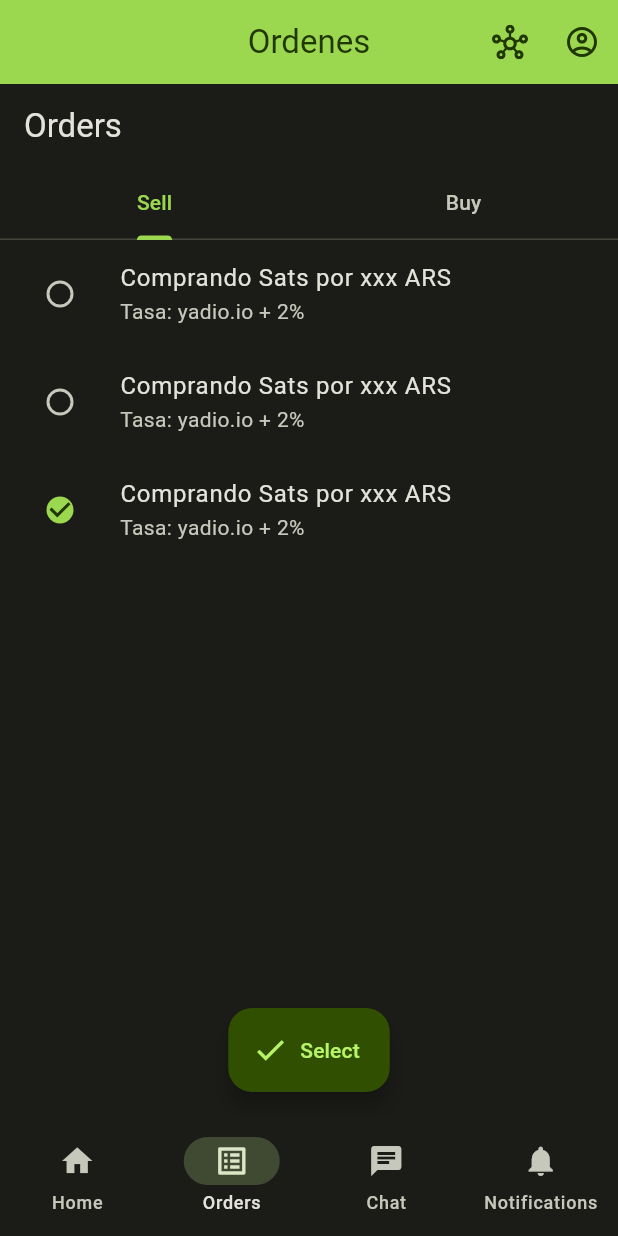
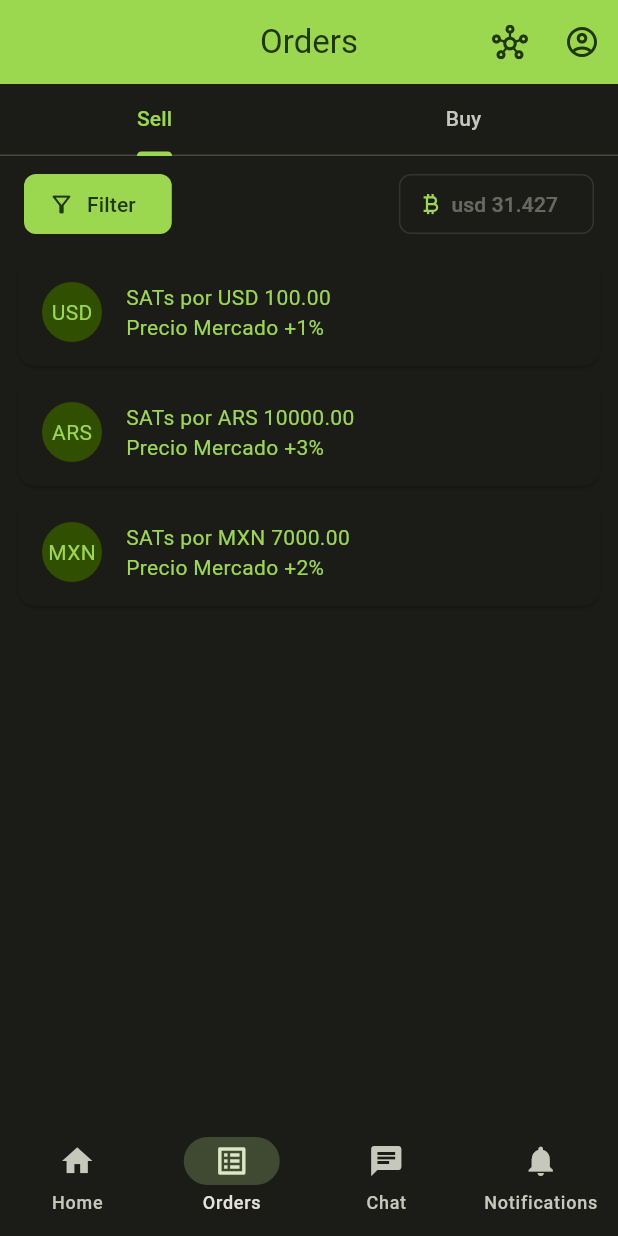
Before and after one commit to cipherchabon/mostro_app, a Flutter app: the OrdersView screen opened by its route, on a phone screen of 412 x 824 dp. Run offline on Flutter 3.47's test engine with Material 2 defaults, Android fonts, the phone set to English and light mode, and no system bars; our stand-ins replace flutter_rating_bar, flutter_riverpod, flutter_svg, freezed_annotation, go_router, riverpod_annotation; generated files the repository leaves out were written again.

Commit message:
refactor: orders sell ui/ux v2

```diff
--- a/lib/routing/shell_scaffold.dart
+++ b/lib/routing/shell_scaffold.dart
@@ -85,11 +85,11 @@ class _ShellScaffoldState extends State<ShellScaffold> {
       case AppRoute.home:
         return 'Mostro';
       case AppRoute.orders:
-        return 'Ordenes';
+        return 'Orders';
       case AppRoute.chat:
         return 'Chat';
       case AppRoute.notifications:
-        return 'Notificaciones';
+        return 'Notifications';
       default:
         return '';
     }
--- a/lib/screens/orders/orders_view.dart
+++ b/lib/screens/orders/orders_view.dart
@@ -1,9 +1,9 @@
-// ignore_for_file: prefer_const_constructors
+import 'package:flutter/material.dart';
+import 'package:flutter_svg/svg.dart';
 
-import 'package:flutter/material.dart';
-import 'package:go_router/go_router.dart';
-
-import '../../routing/routes.dart';
+import '../../asset_paths/icon_paths.dart';
+import '../../widgets/gaps.dart';
+import 'sell_order_tile.dart';
 
 class OrdersView extends StatelessWidget {
   const OrdersView({
@@ -15,12 +15,9 @@ class OrdersView extends StatelessWidget {
     return DefaultTabController(
       length: 2,
       child: Scaffold(
-          appBar: AppBar(
-            centerTitle: false,
-            title: const Text(
-              'Orders',
-            ),
-            bottom: const TabBar(
+        body: Column(
+          children: const [
+            TabBar(
               tabs: [
                 Tab(
                   text: 'Sell',
@@ -30,69 +27,95 @@ class OrdersView extends StatelessWidget {
                 ),
               ],
             ),
-          ),
-          body: const TabBarView(
+            Expanded(
+              child: TabBarView(
                 children: [
-              SellOrderList(),
-              BuyOrderList(),
+                  SellingView(),
+                  BuyingView(),
                 ],
               ),
-          floatingActionButtonLocation:
-              FloatingActionButtonLocation.centerFloat,
-          floatingActionButton: FloatingActionButton.extended(
-            onPressed: () {
-              context.pushNamed(AppRoute.orderDetail.name);
-            },
-            label: const Text('Select'),
-            icon: const Icon(Icons.check),
-          )),
+            ),
+          ],
+        ),
+      ),
     );
   }
 }
 
-class SellOrderList extends StatelessWidget {
-  const SellOrderList({
+class SellingView extends StatelessWidget {
+  const SellingView({
     super.key,
   });
 
   @override
   Widget build(BuildContext context) {
-    return ListView(
+    return Padding(
+      padding: const EdgeInsets.all(8.0),
+      child: Column(
         children: [
-        ListTile(
-          leading: Checkbox(
-            value: false,
-            shape: const CircleBorder(),
-            onChanged: (_) {},
+          Row(
+            children: [
+              gapW8,
+              FilledButton.icon(
+                style: ButtonStyle(
+                  shape: MaterialStateProperty.all(
+                    RoundedRectangleBorder(
+                      borderRadius: BorderRadius.circular(8),
                     ),
-          title: Text('Comprando Sats por xxx ARS'),
-          subtitle: Text('Tasa: yadio.io + 2%'),
                   ),
-        ListTile(
-          leading: Checkbox(
-            value: false,
-            shape: const CircleBorder(),
-            onChanged: (_) {},
                 ),
-          title: Text('Comprando Sats por xxx ARS'),
-          subtitle: Text('Tasa: yadio.io + 2%'),
+                onPressed: () {},
+                icon: const Icon(Icons.filter_alt_outlined),
+                label: const Text(
+                  'Filter',
                 ),
-        ListTile(
-          leading: Checkbox(
-            value: true,
-            shape: const CircleBorder(),
-            onChanged: (_) {},
               ),
-          title: Text('Comprando Sats por xxx ARS'),
-          subtitle: Text('Tasa: yadio.io + 2%'),
+              const Spacer(),
+              OutlinedButton.icon(
+                onPressed: null,
+                icon: SvgPicture.asset(
+                  currencyBitcoinIcon,
+                  colorFilter: ColorFilter.mode(
+                    Theme.of(context).colorScheme.primary,
+                    BlendMode.srcIn,
+                  ),
+                ),
+                label: const Text('usd 31.427'),
+                style: ButtonStyle(
+                  shape: MaterialStateProperty.all(
+                    RoundedRectangleBorder(
+                      borderRadius: BorderRadius.circular(8),
+                    ),
+                  ),
+                ),
+              ),
+              gapW8,
+            ],
+          ),
+          gapH8,
+          const SellOrderTile(
+            fiatTicker: 'USD',
+            fiatAmount: 100,
+            premium: 1,
+          ),
+          const SellOrderTile(
+            fiatTicker: 'ARS',
+            fiatAmount: 10000,
+            premium: 3,
+          ),
+          const SellOrderTile(
+            fiatTicker: 'MXN',
+            fiatAmount: 7000,
+            premium: 2,
           ),
         ],
+      ),
     );
   }
 }
 
-class BuyOrderList extends StatelessWidget {
-  const BuyOrderList({
+class BuyingView extends StatelessWidget {
+  const BuyingView({
     super.key,
   });
 
--- /dev/null
+++ b/lib/screens/orders/sell_order_tile.dart
@@ -0,0 +1,152 @@
+// ignore_for_file: prefer_const_constructors, prefer_const_literals_to_create_immutables
+
+import 'package:flutter/material.dart';
+import 'package:flutter_rating_bar/flutter_rating_bar.dart';
+import 'package:mostro_app/widgets/gaps.dart';
+
+class SellOrderTile extends StatefulWidget {
+  final String fiatTicker;
+  final double fiatAmount;
+  final double premium;
+
+  const SellOrderTile({
+    super.key,
+    required this.fiatTicker,
+    required this.fiatAmount,
+    required this.premium,
+  });
+
+  @override
+  State<SellOrderTile> createState() => _SellOrderTileState();
+}
+
+class _SellOrderTileState extends State<SellOrderTile> {
+  bool isExpanded = false;
+  @override
+  Widget build(BuildContext context) {
+    return Card(
+      child: Padding(
+        padding: const EdgeInsets.symmetric(vertical: 8),
+        child: Theme(
+          data: Theme.of(context).copyWith(
+            splashColor: Colors.transparent,
+            highlightColor: Colors.transparent,
+            hoverColor: Colors.transparent,
+          ),
+          child: ExpansionTile(
+            onExpansionChanged: (value) {
+              setState(() {
+                isExpanded = value;
+              });
+            },
+            leading: CircleAvatar(
+              child: Text(
+                widget.fiatTicker,
+                style: Theme.of(context)
+                    .textTheme
+                    .bodyMedium
+                    ?.copyWith(color: Theme.of(context).colorScheme.primary),
+              ),
+            ),
+            title: Column(
+              crossAxisAlignment: CrossAxisAlignment.start,
+              children: [
+                if (isExpanded)
+                  Row(
+                    children: [
+                      Text(
+                        'Dany',
+                        style: Theme.of(context).textTheme.bodyMedium?.copyWith(
+                            color: Theme.of(context).colorScheme.primary),
+                      ),
+                      const Spacer(),
+                      Container(
+                        transform: Matrix4.translationValues(28, 0, 0),
+                        child: Row(
+                          children: [
+                            RatingBar(
+                              itemSize: 16,
+                              initialRating: 3,
+                              ignoreGestures: true,
+                              allowHalfRating: true,
+                              ratingWidget: RatingWidget(
+                                full: Icon(Icons.star),
+                                half: Icon(Icons.star_half),
+                                empty: Icon(Icons.star_border),
+                              ),
+                              onRatingUpdate: (_) {},
+                            ),
+                            gapW4,
+                            Text(
+                              '5(17)',
+                              style: Theme.of(context)
+                                  .textTheme
+                                  .bodySmall
+                                  ?.copyWith(
+                                      color: Theme.of(context)
+                                          .colorScheme
+                                          .primary),
+                            ),
+                          ],
+                        ),
+                      ),
+                    ],
+                  ),
+                Text(
+                  'SATs por ${widget.fiatTicker} ${widget.fiatAmount.toStringAsFixed(2)}',
+                  style: Theme.of(context)
+                      .textTheme
+                      .bodyMedium
+                      ?.copyWith(color: Theme.of(context).colorScheme.primary),
+                ),
+                Text(
+                  'Precio Mercado +${widget.premium.round()}%',
+                  style: Theme.of(context)
+                      .textTheme
+                      .bodyMedium
+                      ?.copyWith(color: Theme.of(context).colorScheme.primary),
+                ),
+              ],
+            ),
+            trailing: SizedBox.shrink(),
+            shape: RoundedRectangleBorder(
+              borderRadius: BorderRadius.circular(10),
+            ),
+            collapsedShape: RoundedRectangleBorder(
+              borderRadius: BorderRadius.circular(10),
+            ),
+            childrenPadding: const EdgeInsets.symmetric(
+              horizontal: 16,
+            ),
+            children: [
+              Row(
+                children: [
+                  Text('N26 - Revolut'),
+                  const Spacer(),
+                  Text('Hace 3hs'),
+                ],
+              ),
+              Row(
+                children: [
+                  const Spacer(),
+                  Text('Buenos Aires'),
+                ],
+              ),
+              gapH8,
+              Row(
+                children: [
+                  const Spacer(),
+                  FilledButton(
+                    onPressed: () {},
+                    child: Text('Vender'),
+                  ),
+                ],
+              ),
+              gapH8,
+            ],
+          ),
+        ),
+      ),
+    );
+  }
+}
--- a/pubspec.yaml
+++ b/pubspec.yaml
@@ -30,6 +30,7 @@ environment:
 dependencies:
   flutter:
     sdk: flutter
+  flutter_rating_bar: ^4.0.1
   flutter_riverpod: ^2.3.6
   flutter_svg: ^2.0.5
   freezed_annotation: ^2.2.0
```
Also changed, not shown: pubspec.lock, 2 other files. Lines whose indentation alone changed are shown as unchanged.
